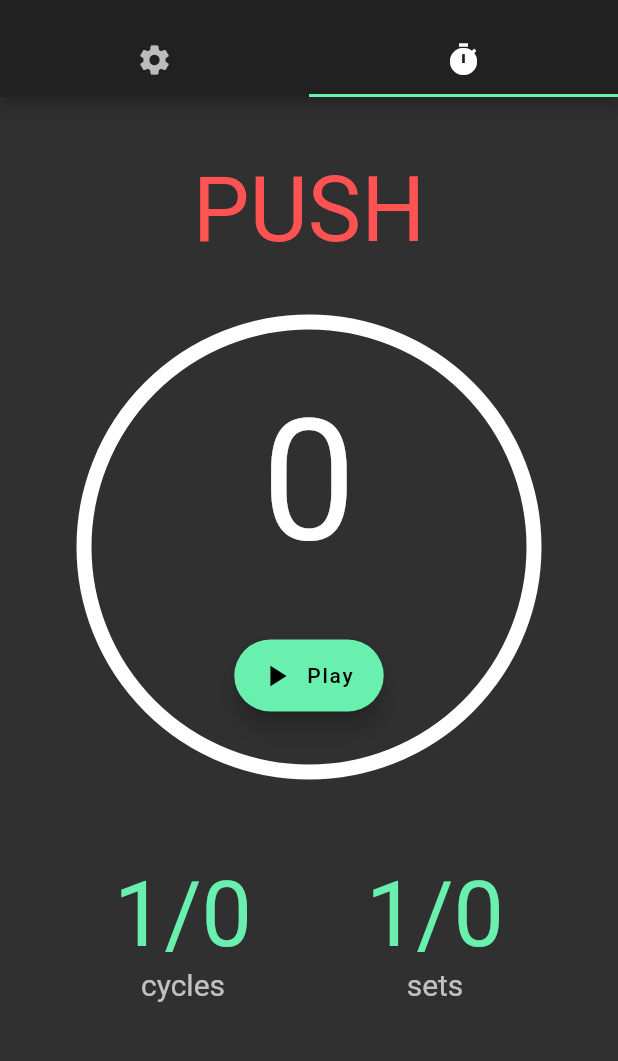
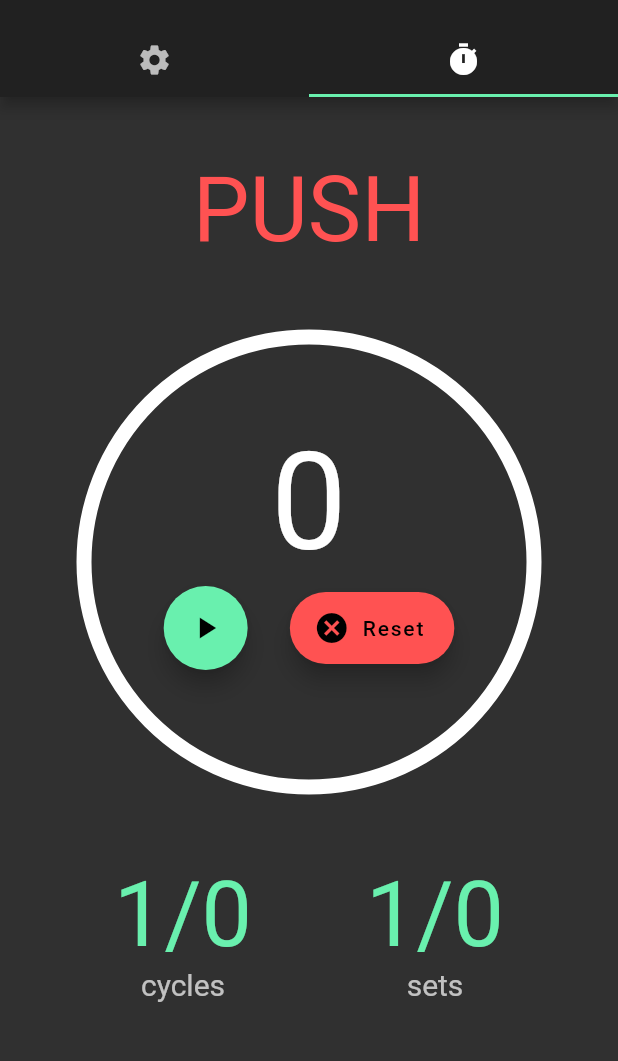
Before and after one commit to DJayalath/hiit_timer, a Flutter app: the screen it shows after launch, tab 2 chosen, on a phone screen of 412 x 824 dp, the part 59-1120 px from its top. Run offline on Flutter 3.47's test engine with Material 2 defaults, Android fonts, the phone set to English and light mode, and no system bars; our stand-ins replace audioplayers, shared_preferences, wakelock; missing offline and left inert: flutter_picker.

Commit message:
Added icons and reset button

```diff
--- a/lib/main.dart
+++ b/lib/main.dart
@@ -21,13 +21,24 @@ class HIITTimer extends StatelessWidget {
             themeMode: ThemeMode.dark,
             theme: ThemeData(
                 brightness: Brightness.light,
-        primarySwatch: Colors.green,
+                primarySwatch: Colors.purple,
+                accentColor: Colors.amber,
+                secondaryHeaderColor: Colors.redAccent,
+                errorColor: Colors.black54,
+                hintColor: Colors.black38,
             ),
             darkTheme: ThemeData(
                 brightness: Brightness.dark,
+                // Unused
                 primarySwatch: Colors.green,
-        //primaryColor: Colors.greenAccent,
+                // Accents and highlighted text
                 accentColor: Colors.greenAccent,
+                // Push colours
+                secondaryHeaderColor: Colors.redAccent,
+                // Text colours and circle colours
+                errorColor: Colors.white,
+                // Lighter text colours
+                hintColor: Colors.white70,
                 textTheme: TextTheme(
                     body1: TextStyle(
                         color: Colors.green,
--- a/lib/timer.dart
+++ b/lib/timer.dart
@@ -60,6 +60,8 @@ class TimerState extends State<Timer> with TickerProviderStateMixin {
 
     // Track break status
     var breakTime = false;
+    // Track play/pause status
+    bool isStopped = true;
 
     // Time per rep
     var repTime = Duration();
@@ -83,6 +85,16 @@ class TimerState extends State<Timer> with TickerProviderStateMixin {
         }
     }
 
+    void resetTimer(animation) {
+        setState(() {
+            currentSet = 1;
+            currentCycle = 1;
+            breakTime = false;
+            isStopped = true;
+            animation.reset();
+        });
+    }
+
     @override
     Widget build(BuildContext context) {
         ThemeData themeData = Theme.of(context);
@@ -99,7 +111,7 @@ class TimerState extends State<Timer> with TickerProviderStateMixin {
                                 textAlign: TextAlign.center,
                                 style: TextStyle(
                                     fontSize: 60.0,
-                                    color: (!breakTime) ? Colors.redAccent : Colors.greenAccent,
+                                    color: (!breakTime) ? themeData.secondaryHeaderColor : themeData.accentColor,
                                 ),
                             ),
                         ),
@@ -107,12 +119,21 @@ class TimerState extends State<Timer> with TickerProviderStateMixin {
                     Container(
                         // Internal padding (pushes things inside closer together)
                         margin: EdgeInsets.fromLTRB(0.0, 20.0, 0.0, 0.0),
-                        padding: EdgeInsets.symmetric(vertical: 0.0),
+                        padding: EdgeInsets.fromLTRB(0.0, 10.0, 0.0, 10.0),
                         height: 300.0,
                         width: 300.0,
                         child: AnimatedBuilder(
                             animation: controller,
-                            child: null,
+                            child: FloatingActionButton.extended(
+                                label: Text(
+                                    "Reset",
+                                ),
+                                icon: Icon(
+                                    Icons.cancel,
+                                ),
+                                backgroundColor: themeData.secondaryHeaderColor,
+                                onPressed: () => resetTimer(controller),
+                            ),
                             builder: (context, child) {
                                 return Stack(
                                     children: <Widget>[
@@ -120,13 +141,15 @@ class TimerState extends State<Timer> with TickerProviderStateMixin {
                                             child: CustomPaint(
                                                 painter: CustomTimerPainter(
                                                     animation: controller,
-                                                    backgroundColor: Colors.white,
-                                                    color: (breakTime) ? themeData.indicatorColor : Colors.redAccent,
+                                                    backgroundColor: themeData.errorColor,
+                                                    color: (breakTime) ? themeData.accentColor : themeData.secondaryHeaderColor,
                                                 ),
                                             ),
                                         ),
                                         Align(
                                             alignment: FractionalOffset.center,
+                                            child: Container(
+                                                height: 170,
                                               child: Column(
                                                   mainAxisAlignment: MainAxisAlignment.spaceEvenly,
                                                   crossAxisAlignment: CrossAxisAlignment.center,
@@ -136,20 +159,31 @@ class TimerState extends State<Timer> with TickerProviderStateMixin {
                                                           child: Text(
                                                               timerString,
                                                               style: TextStyle(
-                                                                fontSize: (timerString.length > 2) ? 80.0 : 112,
-                                                                color: Colors.white
+                                                                  fontSize: 90.0,
+                                                                  color: themeData.errorColor,
                                                               ),
                                                           ),
                                                       ),
+                                                      Container(
+                                                          width: 250,
+                                                          child: Row(
+                                                              mainAxisAlignment: MainAxisAlignment.spaceEvenly,
+                                                              crossAxisAlignment: CrossAxisAlignment.center,
+                                                              children: <Widget>[
                                                                   AnimatedBuilder(
                                                                       animation: controller,
                                                                       builder: (context, child) {
-                                                            return FloatingActionButton.extended(
+                                                                          return FloatingActionButton(
                                                                               onPressed: () {
                                                                                   if (controller.isAnimating) {
+                                                                                      isStopped = true;
                                                                                       Wakelock.disable();
                                                                                       controller.stop();
+                                                                                      setState(() {
+
+                                                                                      });
                                                                                   } else {
+                                                                                      isStopped = false;
                                                                                       Wakelock.enable();
                                                                                       controller.forward(from: controller.value);
 
@@ -190,15 +224,26 @@ class TimerState extends State<Timer> with TickerProviderStateMixin {
                                                                                       });
                                                                                   }
                                                                               },
-                                                                icon: Icon(
-                                                                    controller.isAnimating ? Icons.pause : Icons.play_arrow
+                                                                              child: Icon(
+                                                                                  (() {
+                                                                                      if (isStopped) {
+                                                                                          return Icons.play_arrow;
+                                                                                      } else {
+                                                                                          return Icons.pause;
+                                                                                      }
+                                                                                  }())
                                                                               ),
-                                                                label: Text(
-                                                                    controller.isAnimating ? "Pause" : "Play"
-                                                                )
+//                                                                              label: Text(""
+//                                                                                  controller.isAnimating ? "Pause" : "Start"
+//                                                                              )
                                                                           );
                                                                       }),
+                                                                  child,
                                                               ],
+                                                          ),
+                                                      ),
+                                                  ],
+                                              ),
                                             ),
                                         ),
                                     ],
@@ -218,7 +263,7 @@ class TimerState extends State<Timer> with TickerProviderStateMixin {
                                                 "$currentCycle/$cyclesPerSet",
                                                 style: TextStyle(
                                                     fontSize: 60.0,
-                                                    color: Colors.greenAccent,
+                                                    color: themeData.accentColor,
                                                 )
                                             ),
                                         ),
@@ -227,7 +272,7 @@ class TimerState extends State<Timer> with TickerProviderStateMixin {
                                                 "cycles",
                                                 style: TextStyle(
                                                     fontSize: 20.0,
-                                                    color: Colors.white70,
+                                                    color: themeData.hintColor,
                                                 )
                                             )
                                         ),
@@ -240,7 +285,7 @@ class TimerState extends State<Timer> with TickerProviderStateMixin {
                                                 "$currentSet/$sets",
                                                 style: TextStyle(
                                                     fontSize: 60.0,
-                                                    color: Colors.greenAccent,
+                                                    color: themeData.accentColor,
                                                 ),
                                             ),
                                         ),
@@ -249,7 +294,7 @@ class TimerState extends State<Timer> with TickerProviderStateMixin {
                                                 "sets",
                                                 style: TextStyle(
                                                     fontSize: 20.0,
-                                                    color: Colors.white70,
+                                                    color: themeData.hintColor,
                                                 )
                                             )
                                         ),
--- a/pubspec.yaml
+++ b/pubspec.yaml
@@ -11,7 +11,7 @@ description: HIIT Timer
 # In iOS, build-name is used as CFBundleShortVersionString while build-number used as CFBundleVersion.
 # Read more about iOS versioning at
 # https://developer.apple.com/library/archive/documentation/General/Reference/InfoPlistKeyReference/Articles/CoreFoundationKeys.html
-version: 1.0.0+1
+version: 1.0.0+2
 
 environment:
   sdk: ">=2.1.0 <3.0.0"
```
Also changed, not shown: lib/settings.dart (+14 -21 lines), 19 other files. Lines whose indentation alone changed are shown as unchanged.
